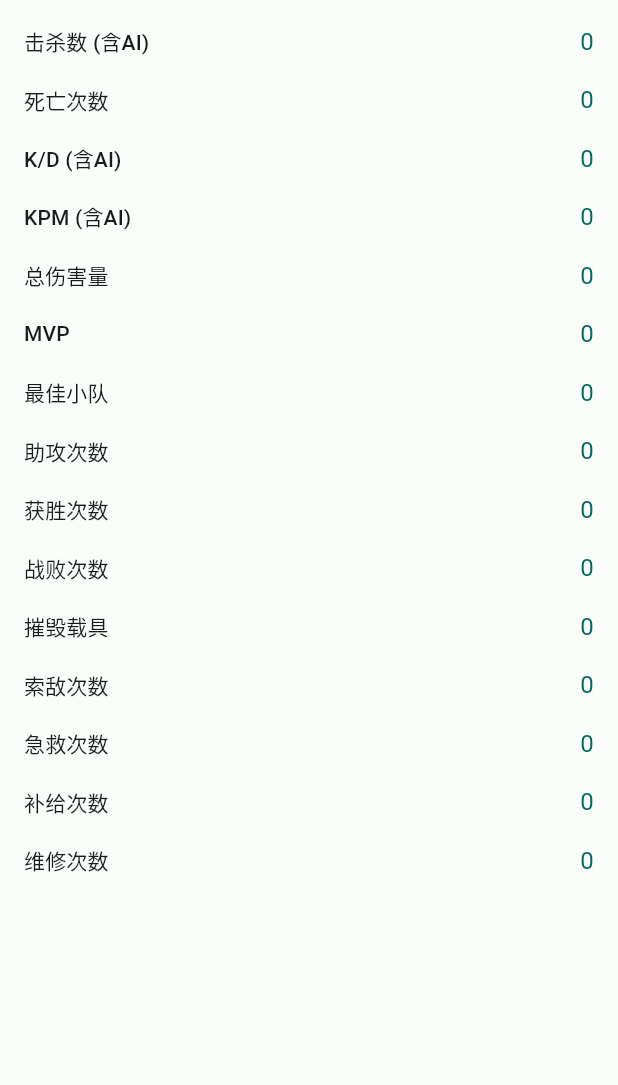
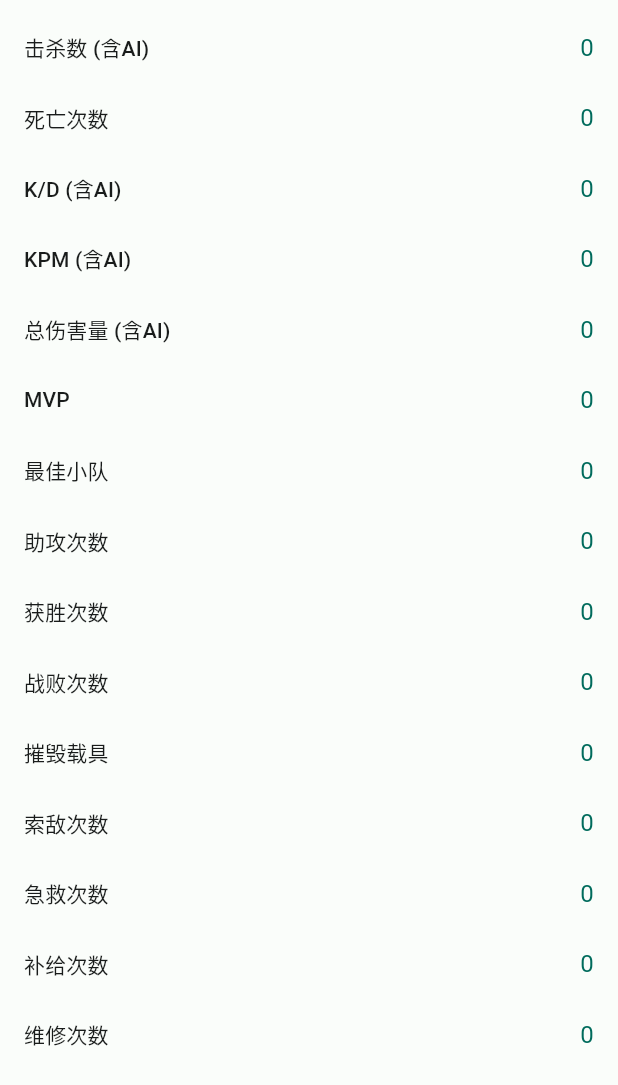
Before and after one commit to dzxrly/BF2042State2.0, a Flutter app: the OverviewList widget shown alone on an empty page, opened directly, on a phone screen of 412 x 824 dp. Shown: the top 1085 px of the screen. Run offline on Flutter 3.47's test engine with Material 2 defaults, Android fonts, the phone set to English and light mode, and no system bars; our stand-ins replace flutter_spinkit, flutter_svg, font_awesome_flutter, shared_preferences; accounts and stored records are empty; network calls fail; Roboto replaces fonts that are missing (HarmonyOS_Sans_SC).

Commit message:
:lipstick: 完成了总览列表

```diff
--- a/lib/components/overview_list.dart
+++ b/lib/components/overview_list.dart
@@ -45,7 +45,7 @@ class OverviewList extends StatelessWidget {
           fractionDigits: 2,
         ),
         OverviewListItemContent(
-          keyName: '总伤害量',
+          keyName: '总伤害量 (含AI)',
           showValue: (playerInfo.playerInfo?.damage ?? 0.0).toDouble(),
           fractionDigits: 0,
         ),
@@ -143,7 +143,7 @@ class OverviewListItem extends StatelessWidget {
   @override
   Widget build(BuildContext context) {
     return Container(
-      padding: const EdgeInsets.all(8),
+      padding: const EdgeInsets.only(left: 8, right: 8, top: 12, bottom: 12),
       child: Row(
         mainAxisAlignment: MainAxisAlignment.spaceBetween,
         children: [
```
